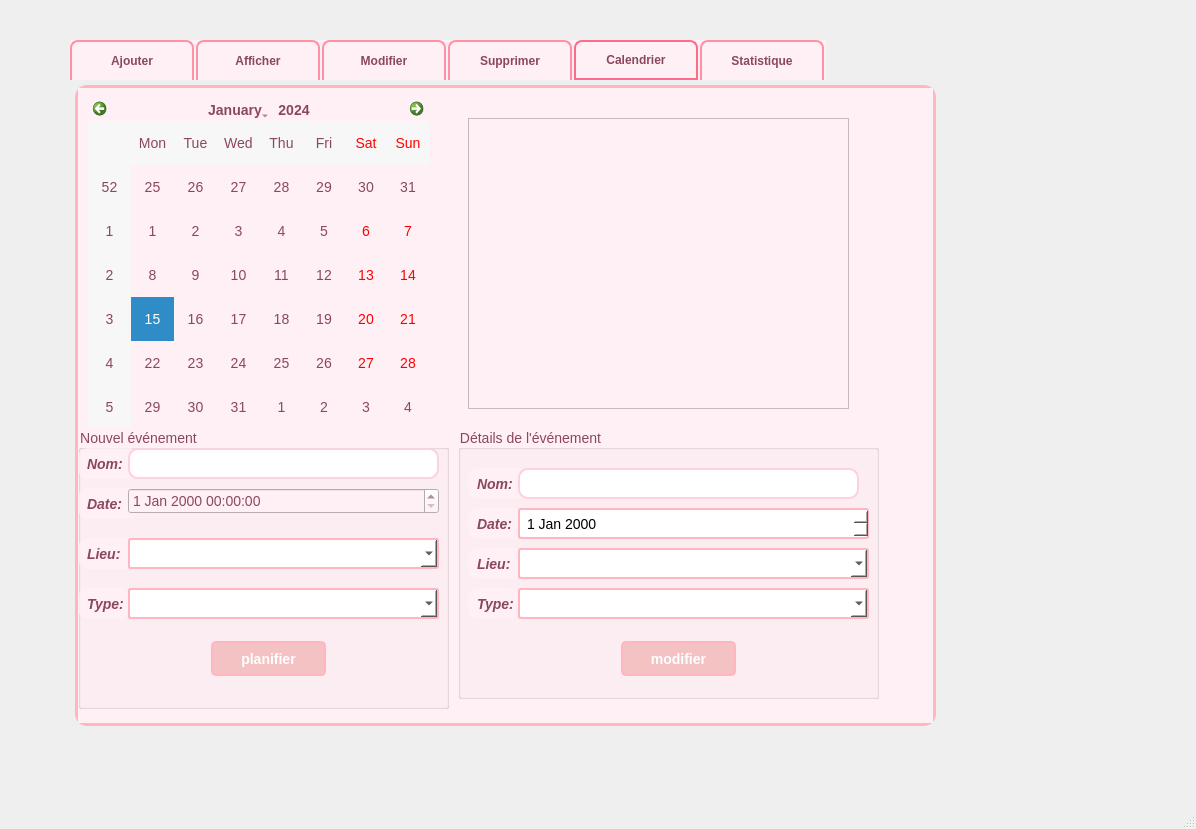
hajerbentemessek792-tech/summerconnect, file mainwindow.ui: the form before one commit.
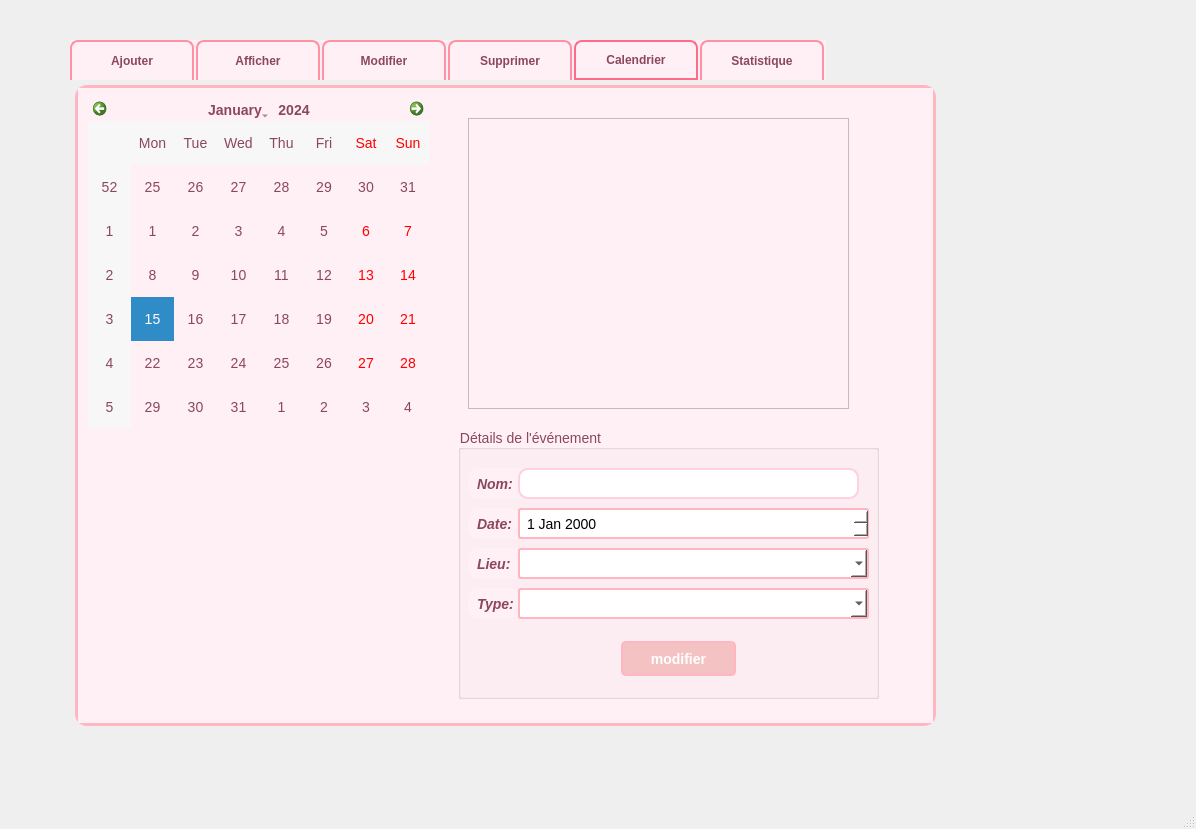
The form after the commit. The open tabs and pages were chosen to show the change. Icons and pictures are not drawn.

What changed in the file:
```diff
--- a/mainwindow.ui
+++ b/mainwindow.ui
@@ -1561,182 +1561,6 @@
        </property>
       </widget>
      </widget>
-     <widget class="QGroupBox" name="groupBoxPlanning">
-      <property name="geometry">
-       <rect>
-        <x>0</x>
-        <y>340</y>
-        <width>371</width>
-        <height>281</height>
-       </rect>
-      </property>
-      <property name="title">
-       <string>Nouvel événement</string>
-      </property>
-      <widget class="QLabel" name="label_72">
-       <property name="geometry">
-        <rect>
-         <x>0</x>
-         <y>20</y>
-         <width>61</width>
-         <height>31</height>
-        </rect>
-       </property>
-       <property name="font">
-        <font>
-         <family>Segoe UI</family>
-         <pointsize>-1</pointsize>
-         <italic>true</italic>
-         <bold>true</bold>
-        </font>
-       </property>
-       <property name="text">
-        <string>Nom:</string>
-       </property>
-       <property name="textFormat">
-        <enum>Qt::TextFormat::AutoText</enum>
-       </property>
-      </widget>
-      <widget class="QLineEdit" name="planNom">
-       <property name="geometry">
-        <rect>
-         <x>50</x>
-         <y>20</y>
-         <width>311</width>
-         <height>31</height>
-        </rect>
-       </property>
-      </widget>
-      <widget class="QLabel" name="label_73">
-       <property name="geometry">
-        <rect>
-         <x>0</x>
-         <y>60</y>
-         <width>61</width>
-         <height>31</height>
-        </rect>
-       </property>
-       <property name="font">
-        <font>
-         <family>Segoe UI</family>
-         <pointsize>-1</pointsize>
-         <italic>true</italic>
-         <bold>true</bold>
-        </font>
-       </property>
-       <property name="text">
-        <string>Date:</string>
-       </property>
-      </widget>
-      <widget class="QLabel" name="label_74">
-       <property name="geometry">
-        <rect>
-         <x>0</x>
-         <y>110</y>
-         <width>61</width>
-         <height>31</height>
-        </rect>
-       </property>
-       <property name="font">
-        <font>
-         <family>Segoe UI</family>
-         <pointsize>-1</pointsize>
-         <italic>true</italic>
-         <bold>true</bold>
-        </font>
-       </property>
-       <property name="text">
-        <string>Lieu:</string>
-       </property>
-      </widget>
-      <widget class="QLabel" name="label_75">
-       <property name="geometry">
-        <rect>
-         <x>0</x>
-         <y>160</y>
-         <width>51</width>
-         <height>31</height>
-        </rect>
-       </property>
-       <property name="font">
-        <font>
-         <family>Segoe UI</family>
-         <pointsize>-1</pointsize>
-         <italic>true</italic>
-         <bold>true</bold>
-        </font>
-       </property>
-       <property name="text">
-        <string>Type:</string>
-       </property>
-      </widget>
-      <widget class="QComboBox" name="planLieu">
-       <property name="geometry">
-        <rect>
-         <x>50</x>
-         <y>110</y>
-         <width>311</width>
-         <height>31</height>
-        </rect>
-       </property>
-       <property name="styleSheet">
-        <string notr="true">background-color: white !important;
-border: 2px solid #FFB6C1 !important;
-color: black;
-padding: 5px;
-border-radius: 3px;</string>
-       </property>
-      </widget>
-      <widget class="QComboBox" name="planType">
-       <property name="geometry">
-        <rect>
-         <x>50</x>
-         <y>160</y>
-         <width>311</width>
-         <height>31</height>
-        </rect>
-       </property>
-       <property name="styleSheet">
-        <string notr="true">background-color: white !important;
-border: 2px solid #FFB6C1 !important;
-color: black;
-padding: 5px;
-border-radius: 3px;</string>
-       </property>
-      </widget>
-      <widget class="QDateTimeEdit" name="planDate">
-       <property name="geometry">
-        <rect>
-         <x>50</x>
-         <y>60</y>
-         <width>311</width>
-         <height>26</height>
-        </rect>
-       </property>
-      </widget>
-      <widget class="QPushButton" name="pushButtonvalider_5">
-       <property name="geometry">
-        <rect>
-         <x>130</x>
-         <y>210</y>
-         <width>121</width>
-         <height>41</height>
-        </rect>
-       </property>
-       <property name="styleSheet">
-        <string notr="true">background-color: #f4c2c2;  /* Light pink */
-color: white;               /* White text */
-font-weight: bold;
-border-radius: 5px;
-padding: 5px 10px;
-
-</string>
-       </property>
-       <property name="text">
-        <string>planifier</string>
-       </property>
-      </widget>
-     </widget>
     </widget>
     <widget class="QWidget" name="tabstatistique">
      <attribute name="icon">
```
Left out of the diff: 2 changed lines with no effect on the pictures.
